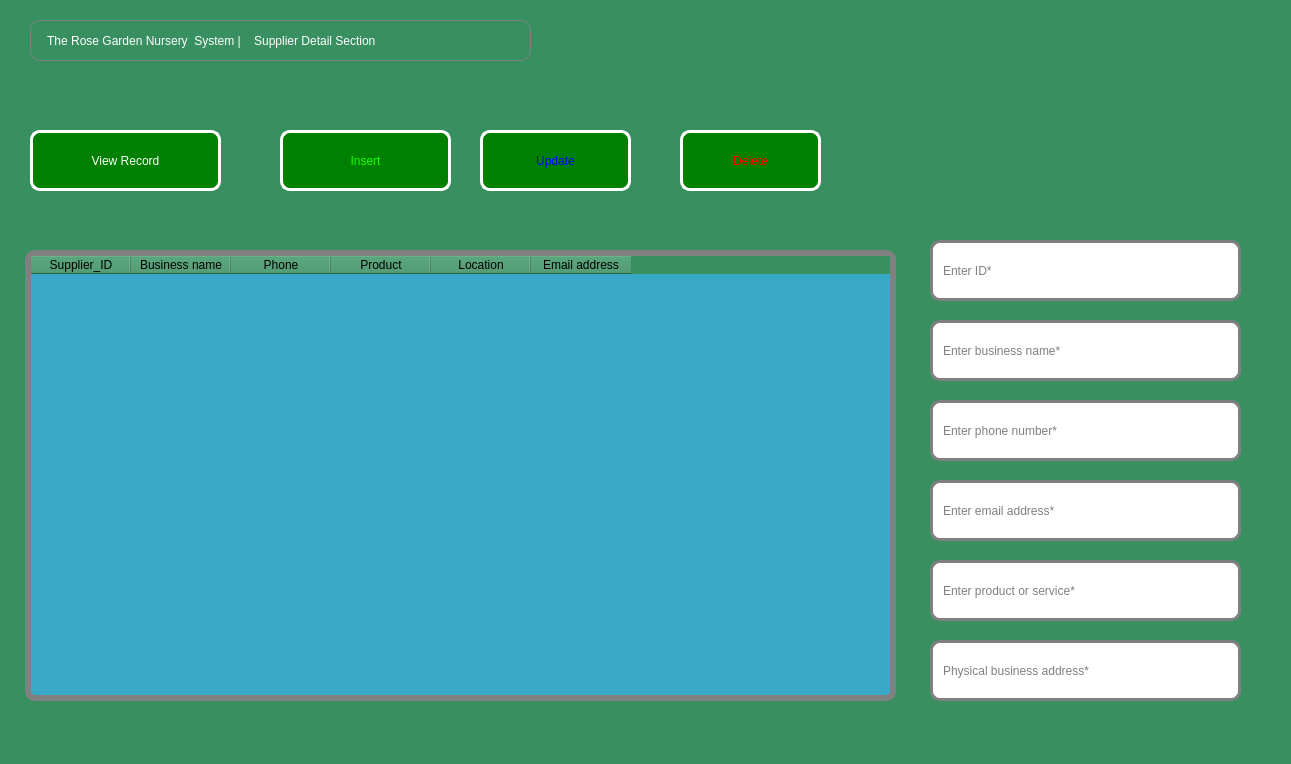
Old version of the form suppliers.ui in the repository Rabsoninnora/RoseGardenPlantCareSystem.
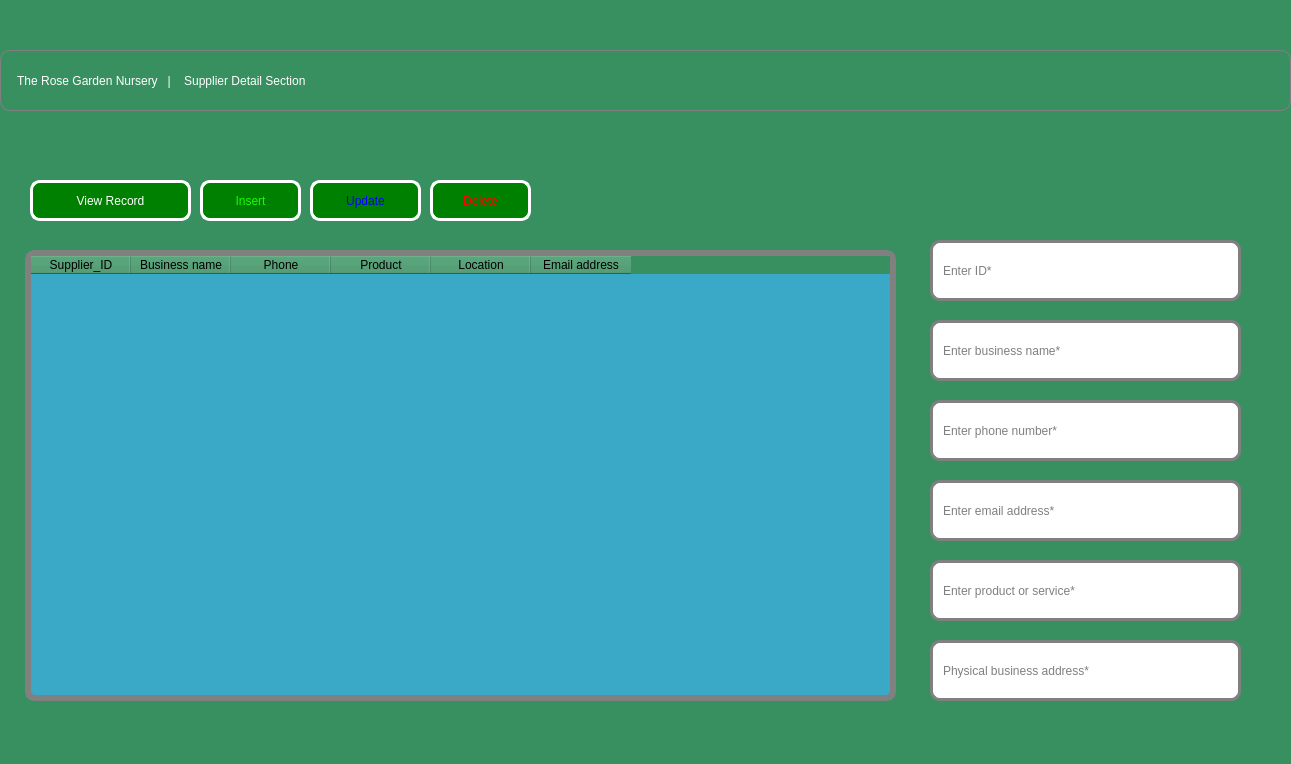
New version of the form. Icons and pictures are not drawn.

What changed in the file:
```diff
--- a/suppliers.ui
+++ b/suppliers.ui
@@ -20,10 +20,10 @@
   <widget class="QLabel" name="The_Rose_Garden_Nursery_System">
    <property name="geometry">
     <rect>
-     <x>30</x>
-     <y>20</y>
-     <width>501</width>
-     <height>41</height>
+     <x>0</x>
+     <y>50</y>
+     <width>1291</width>
+     <height>61</height>
     </rect>
    </property>
    <property name="styleSheet">
@@ -37,16 +37,16 @@
 }</string>
    </property>
    <property name="text">
-    <string> The Rose Garden Nursery  System |    Supplier Detail Section</string>
+    <string> The Rose Garden Nursery   |    Supplier Detail Section</string>
    </property>
   </widget>
   <widget class="QPushButton" name="btn_View_Supplier">
    <property name="geometry">
     <rect>
      <x>30</x>
-     <y>130</y>
-     <width>191</width>
-     <height>61</height>
+     <y>180</y>
+     <width>161</width>
+     <height>41</height>
     </rect>
    </property>
    <property name="styleSheet">
@@ -69,10 +69,10 @@
   <widget class="QPushButton" name="btn_Insert_Supplier">
    <property name="geometry">
     <rect>
-     <x>280</x>
-     <y>130</y>
-     <width>171</width>
-     <height>61</height>
+     <x>200</x>
+     <y>180</y>
+     <width>101</width>
+     <height>41</height>
     </rect>
    </property>
    <property name="styleSheet">
@@ -95,10 +95,10 @@
   <widget class="QPushButton" name="btn_Update_Supplier">
    <property name="geometry">
     <rect>
-     <x>480</x>
-     <y>130</y>
-     <width>151</width>
-     <height>61</height>
+     <x>310</x>
+     <y>180</y>
+     <width>111</width>
+     <height>41</height>
     </rect>
    </property>
    <property name="styleSheet">
@@ -121,10 +121,10 @@
   <widget class="QPushButton" name="btn_Delete_Supplier">
    <property name="geometry">
     <rect>
-     <x>680</x>
-     <y>130</y>
-     <width>141</width>
-     <height>61</height>
+     <x>430</x>
+     <y>180</y>
+     <width>101</width>
+     <height>41</height>
     </rect>
    </property>
    <property name="styleSheet">
```
Left out of the diff: 3 changed lines with no effect on the pictures.
